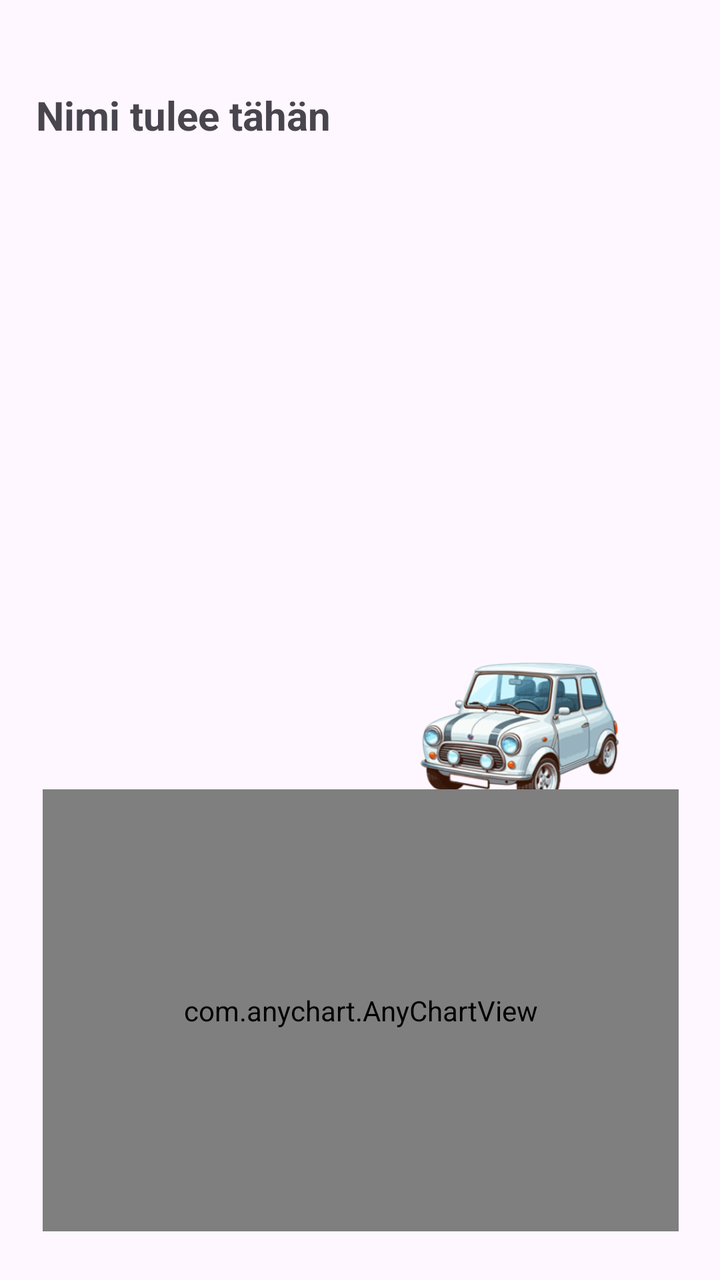
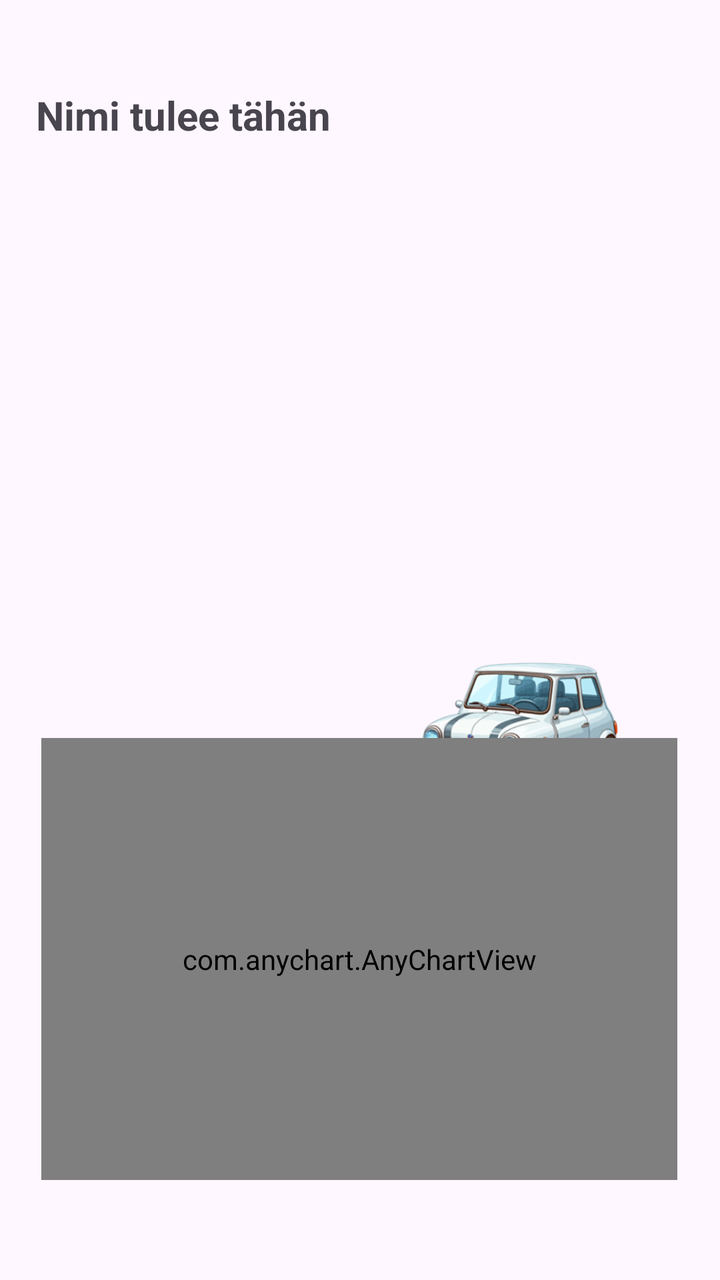

Two renders of the same Android screen: before a commit and after it. Below are the layout's source before the change and the commit's diff.
<!-- AndroidManifest.xml: application theme Theme.OO_Ohjelmointi_Projekti -->
<!-- res/layout/fragment_city_info.xml -->
<?xml version="1.0" encoding="utf-8"?>
<androidx.constraintlayout.widget.ConstraintLayout
    xmlns:android="http://schemas.android.com/apk/res/android"
    xmlns:app="http://schemas.android.com/apk/res-auto"
    xmlns:tools="http://schemas.android.com/tools"
    android:layout_width="match_parent"
    android:layout_height="match_parent"
    tools:context=".fragments.CityInfoFragment">

    <TextView
        android:id="@+id/TemperatureText"
        android:layout_width="318dp"
        android:layout_height="23dp"
        android:layout_marginTop="8dp"
        app:layout_constraintEnd_toEndOf="parent"
        app:layout_constraintHorizontal_bias="0.505"
        app:layout_constraintStart_toStartOf="parent"
        app:layout_constraintTop_toBottomOf="@+id/EmploymentSelfSufficiencyText" />

    <TextView
        android:id="@+id/WeatherDescriptionText"
        android:layout_width="150dp"
        android:layout_height="23dp"
        android:layout_marginTop="8dp"
        app:layout_constraintEnd_toEndOf="parent"
        app:layout_constraintHorizontal_bias="0.18"
        app:layout_constraintStart_toStartOf="parent"
        app:layout_constraintTop_toBottomOf="@+id/TemperatureText" />

    <TextView
        android:id="@+id/CarAmountText"
        android:layout_width="150dp"
        android:layout_height="23dp"
        android:layout_marginTop="8dp"
        app:layout_constraintEnd_toEndOf="parent"
        app:layout_constraintHorizontal_bias="0.18"
        app:layout_constraintStart_toStartOf="parent"
        app:layout_constraintTop_toBottomOf="@+id/WeatherDescriptionText" />

    <TextView
        android:id="@+id/EmploymentSelfSufficiencyText"
        android:layout_width="318dp"
        android:layout_height="23dp"
        android:layout_marginTop="8dp"
        app:layout_constraintEnd_toEndOf="parent"
        app:layout_constraintHorizontal_bias="0.505"
        app:layout_constraintStart_toStartOf="parent"
        app:layout_constraintTop_toBottomOf="@+id/EmploymentRateText" />

    <TextView
        android:id="@+id/EmploymentRateText"
        android:layout_width="318dp"
        android:layout_height="23dp"
        android:layout_marginTop="8dp"
        app:layout_constraintEnd_toEndOf="parent"
        app:layout_constraintHorizontal_bias="0.505"
        app:layout_constraintStart_toStartOf="parent"
        app:layout_constraintTop_toBottomOf="@+id/PopulationChangeText" />

    <TextView
        android:id="@+id/PopulationChangeText"
        android:layout_width="318dp"
        android:layout_height="23dp"
        android:layout_marginTop="8dp"
        app:layout_constraintEnd_toEndOf="parent"
        app:layout_constraintStart_toStartOf="parent"
        app:layout_constraintTop_toBottomOf="@+id/CityOnePopulationAmountText" />

    <TextView
        android:id="@+id/CityWikiUrlText"
        android:layout_width="318dp"
        android:layout_height="23dp"
        android:layout_marginTop="8dp"
        android:autoLink="web"
        android:linksClickable="true"
        app:layout_constraintEnd_toEndOf="parent"
        app:layout_constraintStart_toStartOf="parent"
        app:layout_constraintTop_toBottomOf="@+id/CityDescriptionText" />

    <TextView
        android:id="@+id/CityOnePopulationAmountText"
        android:layout_width="318dp"
        android:layout_height="23dp"
        android:layout_marginTop="8dp"
        app:layout_constraintEnd_toEndOf="parent"
        app:layout_constraintStart_toStartOf="parent"
        app:layout_constraintTop_toBottomOf="@+id/CityWikiUrlText" />

    <TextView
        android:id="@+id/CityDescriptionText"
        android:layout_width="318dp"
        android:layout_height="23dp"
        android:layout_marginTop="8dp"
        app:layout_constraintEnd_toEndOf="parent"
        app:layout_constraintStart_toStartOf="parent"
        app:layout_constraintTop_toBottomOf="@+id/CityOneNameText" />

    <TextView
        android:id="@+id/CityOneNameText"
        android:layout_width="324dp"
        android:layout_height="31dp"
        android:layout_marginTop="44dp"
        android:text="Nimi tulee tähän"
        android:textSize="20sp"
        android:textStyle="bold"
        app:layout_constraintEnd_toEndOf="parent"
        app:layout_constraintStart_toStartOf="parent"
        app:layout_constraintTop_toTopOf="parent" />

    <ImageView
        android:id="@+id/CarImageView"
        android:layout_width="175dp"
        android:layout_height="134dp"
        android:layout_marginTop="8dp"
        android:src="@drawable/car_tier_1"
        app:layout_constraintEnd_toEndOf="parent"
        app:layout_constraintHorizontal_bias="0.932"
        app:layout_constraintStart_toStartOf="parent"
        app:layout_constraintTop_toBottomOf="@+id/TemperatureText" />

    <com.anychart.AnyChartView
        android:id="@+id/populationChart"
        android:layout_width="318dp"
        android:layout_height="221dp"
        android:layout_marginBottom="64dp"
        app:layout_constraintBottom_toBottomOf="parent"
        app:layout_constraintEnd_toEndOf="parent"
        app:layout_constraintHorizontal_bias="0.505"
        app:layout_constraintStart_toStartOf="parent"
        app:layout_constraintTop_toBottomOf="@+id/CarImageView" />

</androidx.constraintlayout.widget.ConstraintLayout>
<!-- resources referenced by this layout -->
<resources>
  <!-- drawable car_tier_1: png bitmap (drawable, 109384 bytes) -->
  <style name="Theme.OO_Ohjelmointi_Projekti" parent="Base.Theme.OO_Ohjelmointi_Projekti" />
  <style name="Base.Theme.OO_Ohjelmointi_Projekti" parent="Theme.Material3.DayNight.NoActionBar">
          
          
      </style>
</resources>

<!-- the commit's change to res/layout/fragment_city_info.xml (unified diff, before → after) -->
@@ -122,11 +122,12 @@
         android:id="@+id/populationChart"
         android:layout_width="318dp"
         android:layout_height="221dp"
-        android:layout_marginBottom="64dp"
+        android:layout_marginBottom="50dp"
         app:layout_constraintBottom_toBottomOf="parent"
         app:layout_constraintEnd_toEndOf="parent"
-        app:layout_constraintHorizontal_bias="0.505"
+        app:layout_constraintHorizontal_bias="0.494"
         app:layout_constraintStart_toStartOf="parent"
-        app:layout_constraintTop_toBottomOf="@+id/CarImageView" />
+        app:layout_constraintTop_toBottomOf="@+id/CarImageView"
+        app:layout_constraintVertical_bias="1.0" />
 
 </androidx.constraintlayout.widget.ConstraintLayout>
